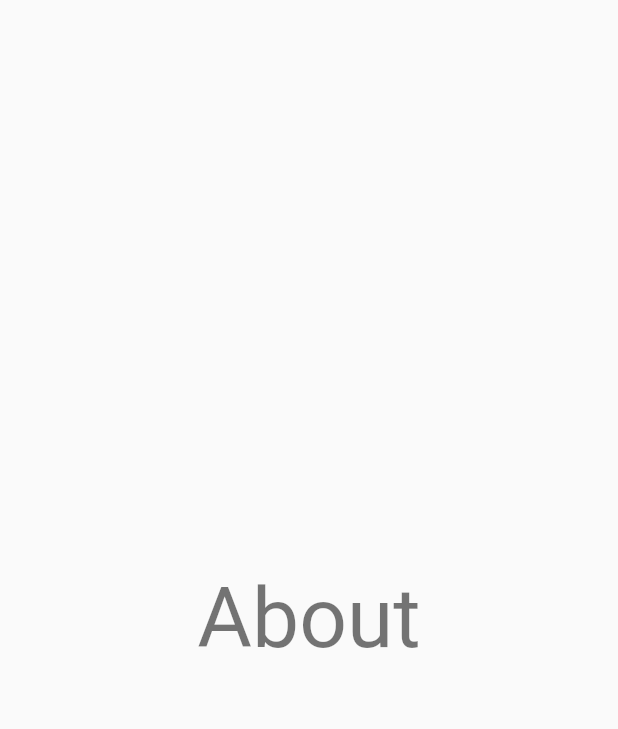
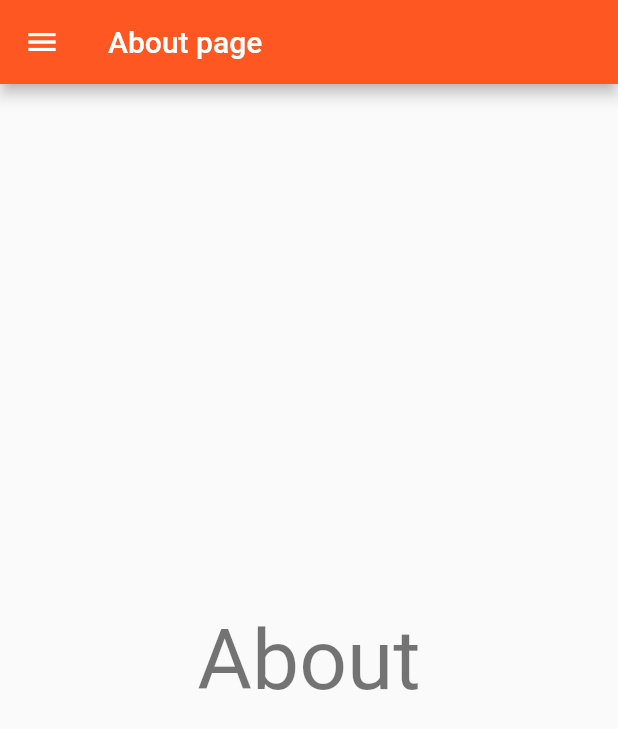
Before and after one commit to ismayilov1995/zodiac_flutter, a Flutter app: the screen it shows after launch, after a tap on the "info" icon, on a phone screen of 412 x 824 dp. Shown: the top 729 px of the screen. Run offline on Flutter 3.47's test engine with Material 2 defaults, Android fonts, the phone set to English and light mode, and no system bars.

Commit message:
Add drawer to About

```diff
--- a/lib/data/app_data.dart
+++ b/lib/data/app_data.dart
@@ -2,7 +2,7 @@ import 'package:zodiac_app/model/Zodiac.dart';
 
 class AppData {
   final List<Zodiac> _zodiacts = List.generate(
-      13, (index) => Zodiac("Zodiac $index", "20${index}2-19$index"));
+      100, (index) => Zodiac("Zodiac $index", "20${index}2-19$index"));
 
   List<Zodiac> getZodiacts() {
     return _zodiacts;
--- a/lib/navigation.dart
+++ b/lib/navigation.dart
@@ -11,8 +11,9 @@ class AppNavigation extends StatelessWidget {
           primarySwatch: Colors.deepOrange, accentColor: Colors.orangeAccent),
       title: "Zodiac App",
       debugShowCheckedModeBanner: false,
+      home: Home(),
       routes: {
-        '/': (ctx) => Home(),
+//        '/': (ctx) => Home(),
         '/about': (ctx) => About(),
       },
       onGenerateRoute: (settings) {
--- a/lib/views/about.dart
+++ b/lib/views/about.dart
@@ -4,6 +4,39 @@ class About extends StatelessWidget {
   @override
   Widget build(BuildContext context) {
     return Scaffold(
+      appBar: AppBar(
+        title: Text("About page"),
+      ),
+      drawer: Drawer(
+        child: ListView(
+          padding: EdgeInsets.zero,
+          children: const <Widget>[
+            DrawerHeader(
+              curve: Curves.slowMiddle,
+              decoration: BoxDecoration(
+                color: Colors.deepOrange,
+              ),
+              child: Icon(
+                Icons.face,
+                size: 70,
+                color: Colors.white,
+              ),
+            ),
+            ListTile(
+              leading: Icon(Icons.message),
+              title: Text('Messages'),
+            ),
+            ListTile(
+              leading: Icon(Icons.account_circle),
+              title: Text('Profile'),
+            ),
+            ListTile(
+              leading: Icon(Icons.settings),
+              title: Text('Settings'),
+            ),
+          ],
+        ),
+      ),
       body: Center(
         child: Text(
           'About',
--- a/lib/views/home.dart
+++ b/lib/views/home.dart
@@ -22,7 +22,10 @@ class Home extends StatelessWidget {
           ],
         ),
       ),
-      body: HomeBody(),
+      body: Container(
+        color: Colors.teal[50],
+        child: HomeBody(),
+      ),
     );
   }
 }
```
Also changed, not shown: lib/views/detail.dart (+13 -8 lines).
